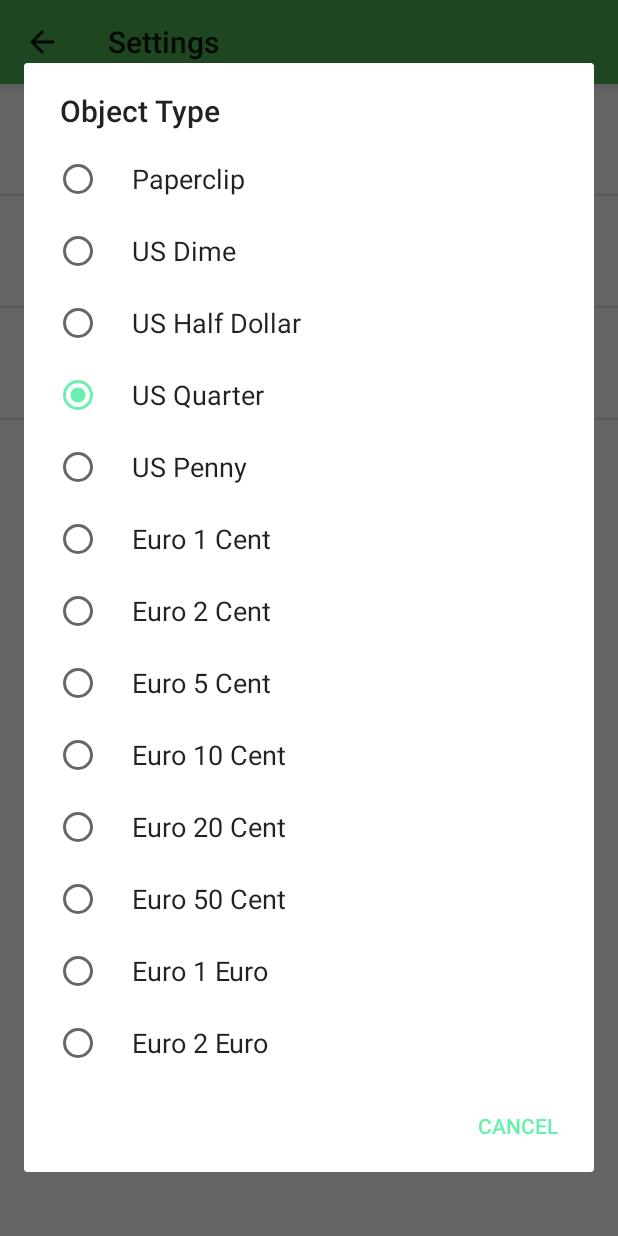
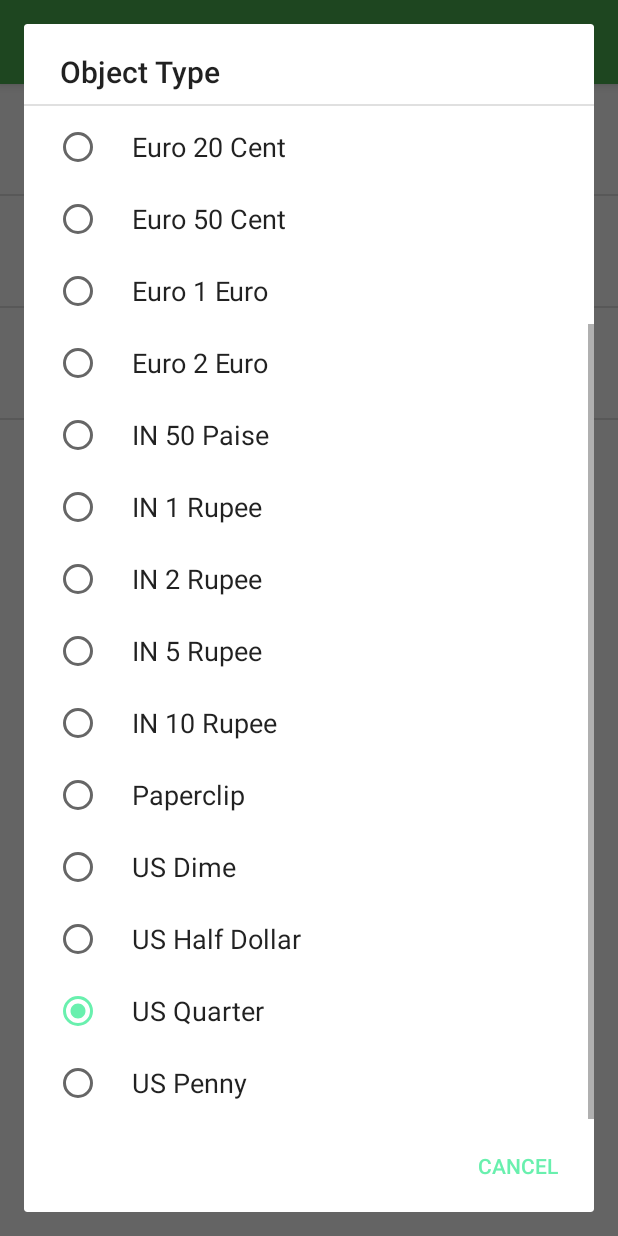
Before and after one commit to daubejb/object-from-phone, an Android app: the fragment PrefFragment placed in its activity, after a tap on "Object Type", on a phone screen of 412 x 824 dp. Run offline under Robolectric (Android 15) with nearby library versions, the phone set to English and light mode, and no system bars.

Commit message:
add india currency rupee AND made volume buttons control the sound of the noise

```diff
--- a/Coin Phone Magic/src/main/res/values/arrays.xml
+++ b/Coin Phone Magic/src/main/res/values/arrays.xml
@@ -9,11 +9,6 @@
         <item>Dark</item>
     </string-array>
     <string-array name="pref_objType_entries">
-        <item>Paperclip</item>
-        <item>US Dime</item>
-        <item>US Half Dollar</item>
-        <item>US Quarter</item>
-        <item>US Penny</item>
         <item>Euro 1 Cent</item>
         <item>Euro 2 Cent</item>
         <item>Euro 5 Cent</item>
@@ -22,13 +17,18 @@
         <item>Euro 50 Cent</item>
         <item>Euro 1 Euro</item>
         <item>Euro 2 Euro</item>
-    </string-array>
-    <string-array name="pref_objType_values">
+        <item>IN 50 Paise</item>
+        <item>IN 1 Rupee</item>
+        <item>IN 2 Rupee</item>
+        <item>IN 5 Rupee</item>
+        <item>IN 10 Rupee</item>
         <item>Paperclip</item>
         <item>US Dime</item>
         <item>US Half Dollar</item>
         <item>US Quarter</item>
         <item>US Penny</item>
+    </string-array>
+    <string-array name="pref_objType_values">
         <item>Euro 1 Cent</item>
         <item>Euro 2 Cent</item>
         <item>Euro 5 Cent</item>
@@ -37,6 +37,16 @@
         <item>Euro 50 Cent</item>
         <item>Euro 1 Euro</item>
         <item>Euro 2 Euro</item>
+        <item>IN 50 Paise</item>
+        <item>IN 1 Rupee</item>
+        <item>IN 2 Rupee</item>
+        <item>IN 5 Rupee</item>
+        <item>IN 10 Rupee</item>
+        <item>Paperclip</item>
+        <item>US Dime</item>
+        <item>US Half Dollar</item>
+        <item>US Quarter</item>
+        <item>US Penny</item>
     </string-array>
     <string-array name ="pref_sound_values">
         <item>Coins</item>
```
Also changed, not shown: Coin Phone Magic/src/main/java/com/daubedesign/root/coinphonemagic/MagicActivity.java (+30 -4 lines), Coin Phone Magic/src/main/res/drawable/in_10_rupee.png (added), Coin Phone Magic/src/main/res/drawable/in_1_rupee.png (added), Coin Phone Magic/src/main/res/drawable/in_2_rupee.png (added), Coin Phone Magic/src/main/res/drawable/in_50_paise.png (added), Coin Phone Magic/src/main/res/drawable/in_5_rupee.png (added).
